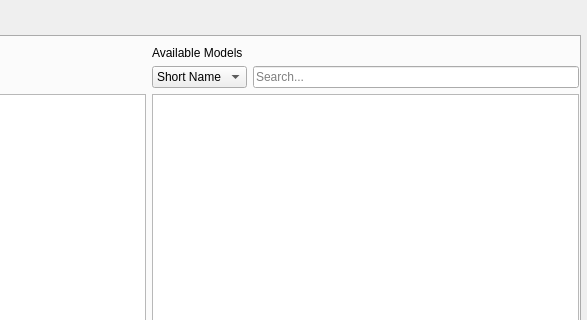
First picture: the form in src/librarywindow.ui, repository JaesunPk/cadventory, before the edit; both pictures show x 289 to 876 and y 0 to 320 of the 876 by 560 pixel window.
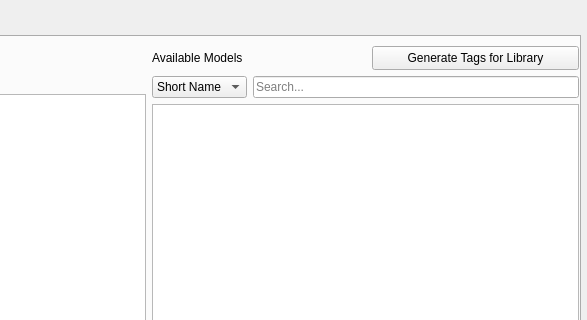
Second picture: the form after the edit.

```diff
--- a/src/librarywindow.ui
+++ b/src/librarywindow.ui
@@ -118,6 +118,8 @@
        <item>
         <layout class="QVBoxLayout" name="availableModelsLayout">
          <item>
+            <layout class="QHBoxLayout" name="topRowLayout">
+              <item>
           <widget class="QLabel" name="label_2">
            <property name="text">
             <string>Available Models</string>
@@ -126,6 +128,30 @@
             <enum>Qt::TextFormat::PlainText</enum>
            </property>
           </widget>
+              </item>
+              <item>
+                <spacer name="horizontalSpacer_beforeGenerateAll">
+                  <property name="orientation">
+                    <enum>Qt::Horizontal</enum>
+                  </property>
+                  <property name="sizeType">
+                    <enum>QSizePolicy::Expanding</enum>
+                  </property>
+                </spacer>
+              </item>
+              <item>
+                <widget class="QPushButton" name="generateAllTagsButton">
+                  <property name="text">
+                    <string>Generate Tags for Library</string>
+                  </property>
+                  <property name="styleSheet">
+                    <string notr="true">
+                      padding: 4px 12px;
+                    </string>
+                  </property>
+                </widget>
+              </item>
+            </layout>
          </item>
          <item>
           <layout class="QHBoxLayout" name="searchLayout">
```
Lines whose indentation alone changed are shown as unchanged.
